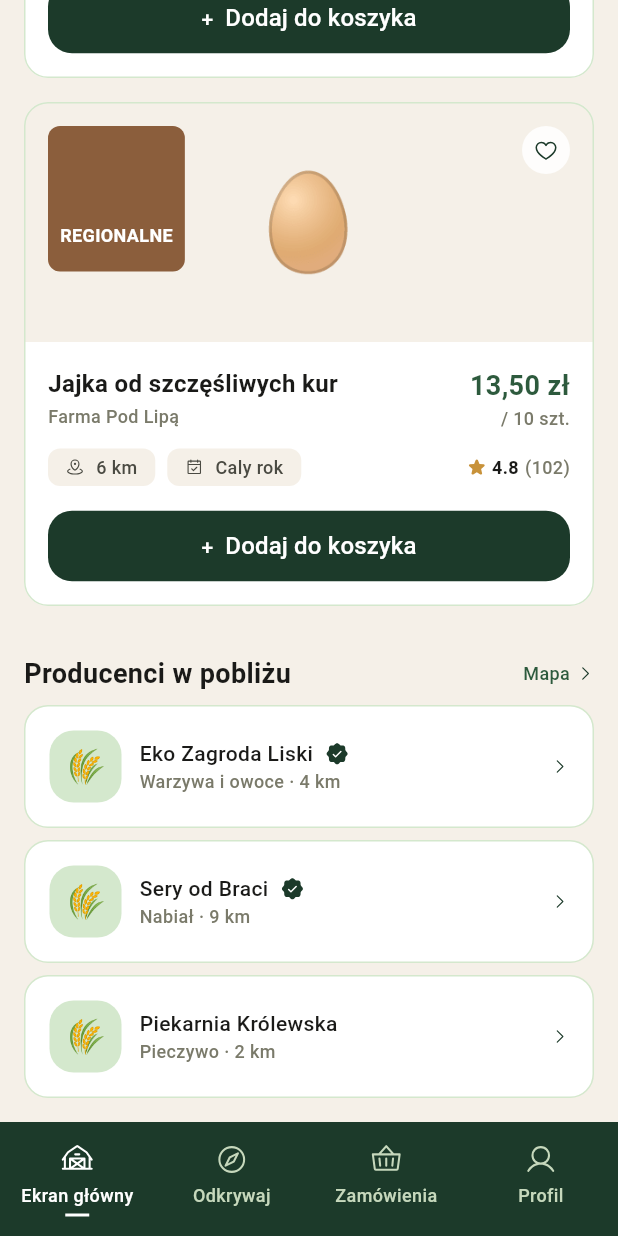
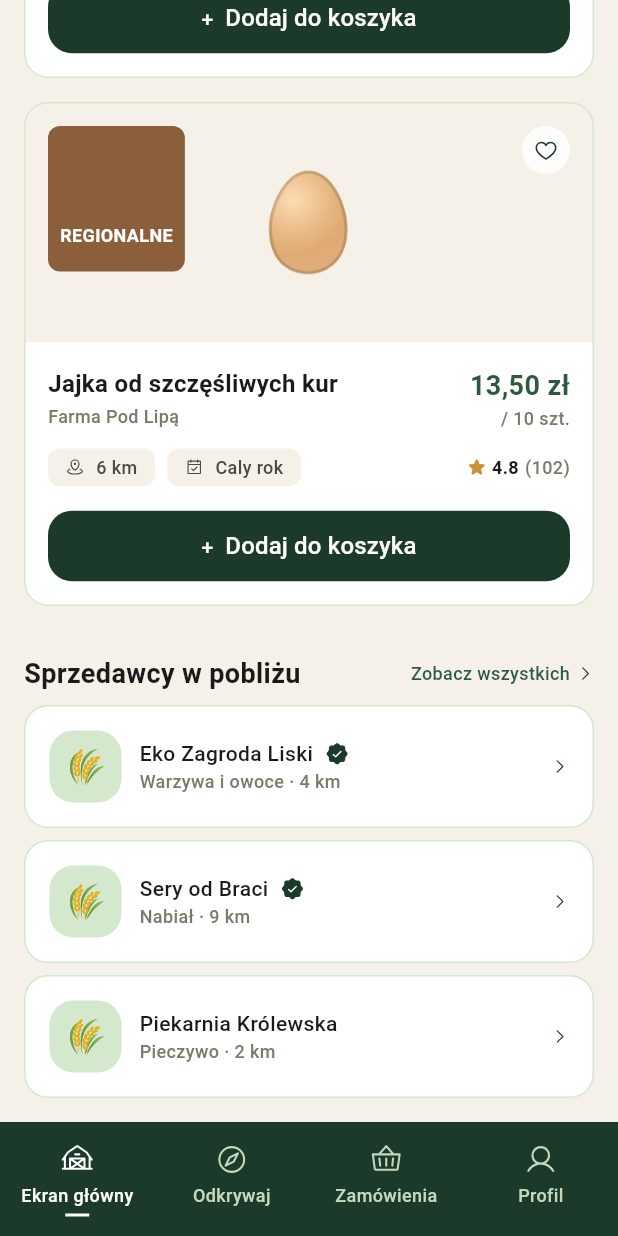
Before and after one commit to Cay00/LokalnyKoszyk, a Flutter app: the screen it shows after launch, scrolled down 836 dp, on a phone screen of 412 x 824 dp. Run offline on Flutter 3.47's test engine with Material 3 defaults, Android fonts, the phone set to English and light mode, and no system bars; our stand-ins replace flutter_svg.

Commit message:
Fix typos in Polish translations across home and profile screens; update terminology from 'producent' to 'sprzedawca'

```diff
--- a/lib/screens/home_screen.dart
+++ b/lib/screens/home_screen.dart
@@ -160,7 +160,7 @@ class _HomeHeader extends StatelessWidget {
                       crossAxisAlignment: CrossAxisAlignment.start,
                       children: <Widget>[
                         Text(
-                          'Znajdz lokalne smaki',
+                          'Znajdź lokalne smaki',
                           style: TextStyle(
                             color: AppColors.cream,
                             fontSize: 26,
@@ -192,7 +192,7 @@ class _HomeHeader extends StatelessWidget {
               ),
               const SizedBox(height: 16),
               const AppSearchBar(
-                placeholder: 'Szukaj produktów, producentów...',
+                placeholder: 'Szukaj produktów, sprzedawców...',
               ),
             ],
           ),
@@ -456,8 +456,8 @@ class _NearbyProducersSection extends StatelessWidget {
         crossAxisAlignment: CrossAxisAlignment.start,
         children: <Widget>[
           const SectionHeader(
-            title: 'Producenci w pobliżu',
-            actionLabel: 'Mapa',
+            title: 'Sprzedawcy w pobliżu',
+            actionLabel: 'Zobacz wszystkich',
           ),
           const SizedBox(height: 8),
           ...producers.map((prod) {
--- a/lib/screens/profile_screen.dart
+++ b/lib/screens/profile_screen.dart
@@ -253,7 +253,7 @@ class _BecomeProducerCard extends StatelessWidget {
               crossAxisAlignment: CrossAxisAlignment.start,
               children: <Widget>[
                 Text(
-                  'Zostań producentem',
+                  'Zostań sprzedawcą',
                   style: TextStyle(
                     color: AppColors.primary,
                     fontSize: 14,
--- a/lib/widgets/discover/discover_map_preview.dart
+++ b/lib/widgets/discover/discover_map_preview.dart
@@ -33,7 +33,7 @@ class DiscoverMapPreview extends StatelessWidget {
                 borderRadius: BorderRadius.circular(AppRadius.md),
               ),
               child: const Text(
-                'Pokaż na mapie · 23 producenci',
+                'Pokaż na mapie · 23 sprzedawcy',
                 style: TextStyle(
                   fontSize: 12,
                   color: AppColors.textPrimary,
```
